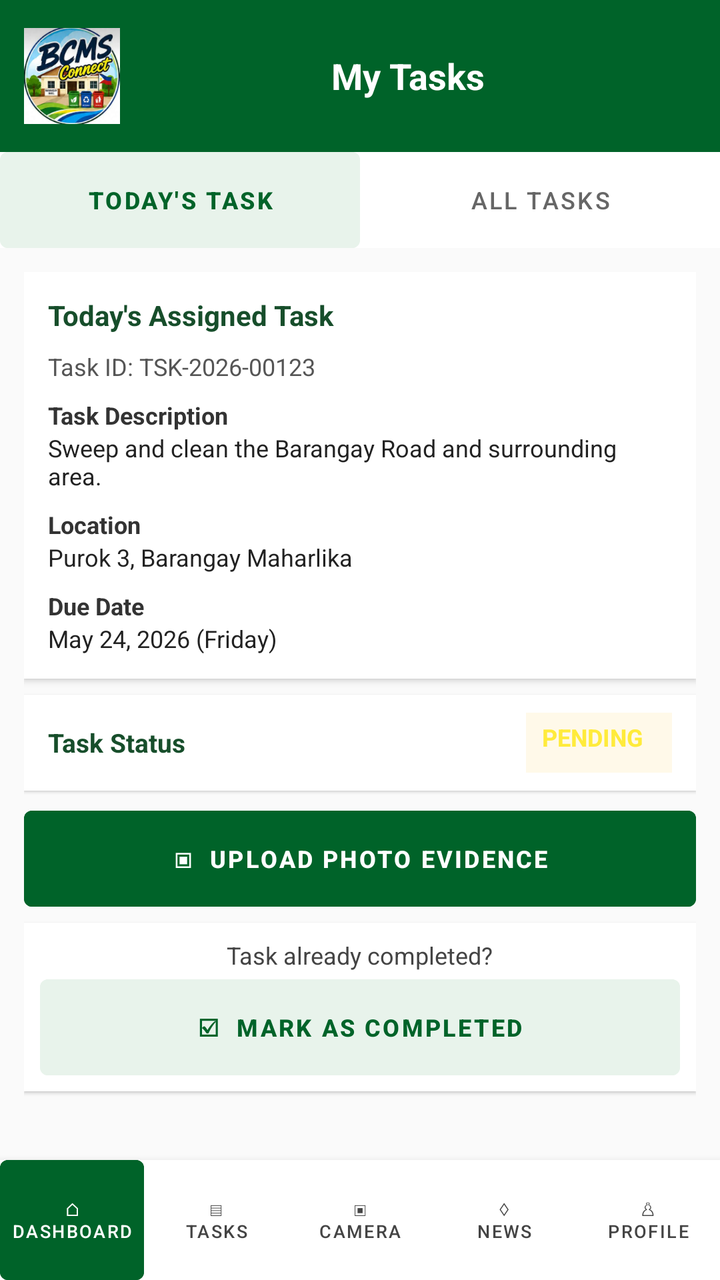
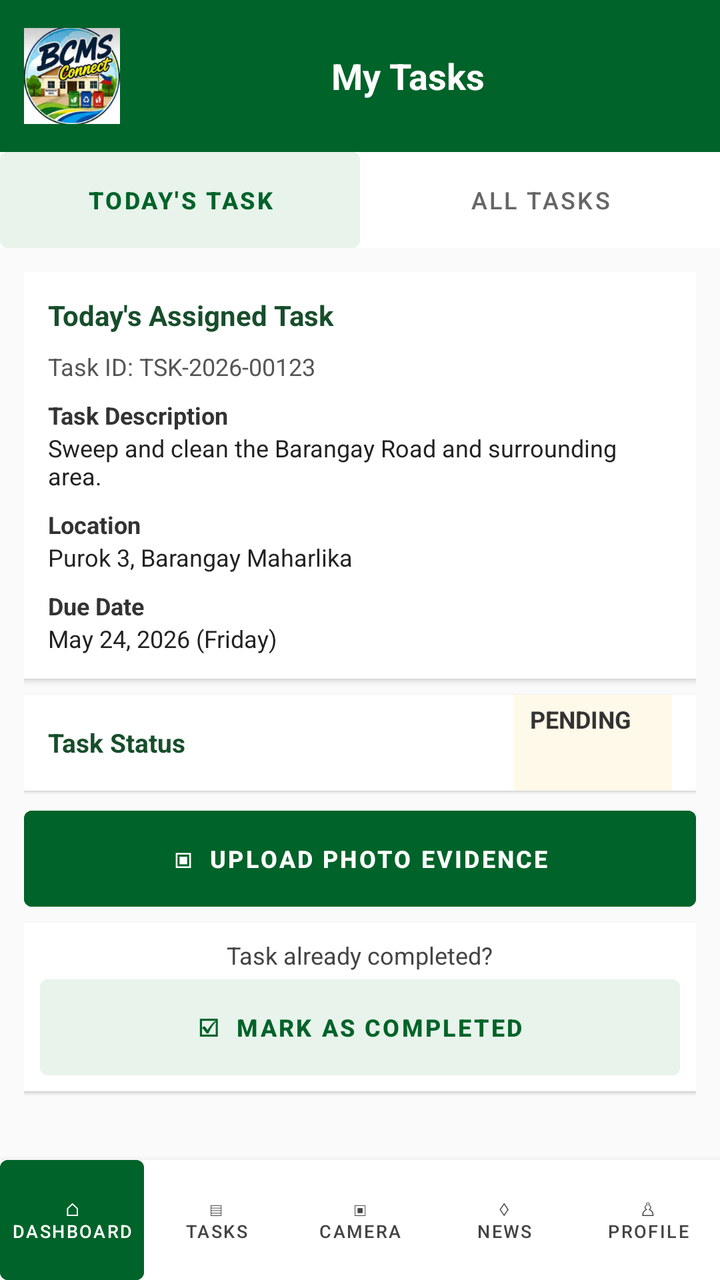

Before-and-after screenshots of an Android layout around one commit, followed by the original layout XML and the change that was made.
<!-- AndroidManifest.xml: application theme Theme.BCMSCONNECT -->
<!-- res/layout/activity_photo_submission.xml -->
<?xml version="1.0" encoding="utf-8"?>
<androidx.constraintlayout.widget.ConstraintLayout xmlns:android="http://schemas.android.com/apk/res/android"
    xmlns:app="http://schemas.android.com/apk/res-auto"
    xmlns:tools="http://schemas.android.com/tools"
    android:id="@+id/main"
    android:layout_width="match_parent"
    android:layout_height="match_parent"
    tools:context=".MainActivity">

    <LinearLayout
        android:layout_width="match_parent"
        android:layout_height="match_parent"
        android:orientation="vertical"
        android:background="#FFFFFF">

        <LinearLayout
            android:layout_width="match_parent"
            android:layout_height="76dp"
            android:orientation="horizontal"
            android:gravity="center_vertical"
            android:paddingHorizontal="12dp"
            android:background="#006329">

            <ImageView
                android:id="@+id/imgLogo"
                android:layout_width="48dp"
                android:layout_height="48dp"
                android:src="@drawable/bcms_logo"
                android:scaleType="fitCenter"
                android:contentDescription="BCMS Connect logo" />

            <TextView
                android:layout_width="0dp"
                android:layout_height="match_parent"
                android:layout_weight="1"
                android:gravity="center"
                android:text="My Tasks"
                android:textColor="#FFFFFF"
                android:textSize="18sp"
                android:textStyle="bold" />

        </LinearLayout>

        <LinearLayout
            android:layout_width="match_parent"
            android:layout_height="48dp"
            android:orientation="horizontal"
            android:background="#FFFFFF">

            <Button
                android:id="@+id/tabToday"
                android:layout_width="0dp"
                android:layout_height="match_parent"
                android:layout_weight="1"
                android:layout_margin="0dp"
                android:minWidth="0dp"
                android:minHeight="48dp"
                android:padding="0dp"
                android:insetTop="0dp"
                android:insetBottom="0dp"
                android:backgroundTint="#E8F3EB"
                android:text="Today's Task"
                android:textColor="#006329"
                android:textSize="12sp"
                android:textStyle="bold"
                android:stateListAnimator="@null" />

            <Button
                android:id="@+id/tabAll"
                android:layout_width="0dp"
                android:layout_height="match_parent"
                android:layout_weight="1"
                android:layout_margin="0dp"
                android:minWidth="0dp"
                android:minHeight="48dp"
                android:padding="0dp"
                android:insetTop="0dp"
                android:insetBottom="0dp"
                android:backgroundTint="#FFFFFF"
                android:text="All Tasks"
                android:textColor="#666666"
                android:textSize="12sp"
                android:stateListAnimator="@null" />
        </LinearLayout>

        <ScrollView
            android:layout_width="match_parent"
            android:layout_height="0dp"
            android:layout_weight="1"
            android:fillViewport="true"
            android:background="#FAFAFA">

            <LinearLayout
                android:layout_width="match_parent"
                android:layout_height="wrap_content"
                android:orientation="vertical"
                android:padding="12dp">

                <LinearLayout
                    android:layout_width="match_parent"
                    android:layout_height="wrap_content"
                    android:orientation="vertical"
                    android:padding="12dp"
                    android:background="#FFFFFF"
                    android:elevation="2dp">

                    <TextView
                        android:layout_width="match_parent"
                        android:layout_height="wrap_content"
                        android:text="Today's Assigned Task"
                        android:textColor="#174E2B"
                        android:textSize="14sp"
                        android:textStyle="bold"
                        android:layout_marginBottom="8dp" />

                    <TextView
                        android:layout_width="match_parent"
                        android:layout_height="wrap_content"
                        android:text="Task ID: TSK-2026-00123"
                        android:textColor="#555555"
                        android:textSize="12sp" />

                    <TextView
                        android:layout_width="match_parent"
                        android:layout_height="wrap_content"
                        android:layout_marginTop="8dp"
                        android:text="Task Description"
                        android:textColor="#333333"
                        android:textSize="12sp"
                        android:textStyle="bold" />

                    <LinearLayout
                        android:layout_width="match_parent"
                        android:layout_height="wrap_content"
                        android:orientation="horizontal"
                        android:gravity="center_vertical">

                        <LinearLayout
                            android:layout_width="0dp"
                            android:layout_height="wrap_content"
                            android:layout_weight="1"
                            android:orientation="vertical">

                            <TextView
                                android:layout_width="match_parent"
                                android:layout_height="wrap_content"
                                android:text="Sweep and clean the Barangay Road and surrounding area."
                                android:textColor="#222222"
                                android:textSize="12sp" />

                            <TextView
                                android:layout_width="match_parent"
                                android:layout_height="wrap_content"
                                android:layout_marginTop="8dp"
                                android:text="Location"
                                android:textColor="#333333"
                                android:textSize="12sp"
                                android:textStyle="bold" />

                            <TextView
                                android:layout_width="match_parent"
                                android:layout_height="wrap_content"
                                android:text="Purok 3, Barangay Maharlika"
                                android:textColor="#222222"
                                android:textSize="12sp" />

                            <TextView
                                android:layout_width="match_parent"
                                android:layout_height="wrap_content"
                                android:layout_marginTop="8dp"
                                android:text="Due Date"
                                android:textColor="#333333"
                                android:textSize="12sp"
                                android:textStyle="bold" />

                            <TextView
                                android:layout_width="match_parent"
                                android:layout_height="wrap_content"
                                android:text="May 24, 2026 (Friday)"
                                android:textColor="#222222"
                                android:textSize="12sp" />
                        </LinearLayout>

                    </LinearLayout>
                </LinearLayout>

                <LinearLayout
                    android:layout_width="match_parent"
                    android:layout_height="48dp"
                    android:layout_marginTop="8dp"
                    android:paddingHorizontal="12dp"
                    android:gravity="center_vertical"
                    android:orientation="horizontal"
                    android:background="#FFFFFF"
                    android:elevation="1dp">

                    <TextView
                        android:layout_width="0dp"
                        android:layout_height="wrap_content"
                        android:layout_weight="1"
                        android:text="Task Status"
                        android:textColor="#174E2B"
                        android:textStyle="bold"
                        android:textSize="13sp" />

                    <TextView
                        android:id="@+id/txtStatus"
                        android:layout_width="73dp"
                        android:layout_height="30dp"
                        android:background="#FFF9E9"
                        android:paddingHorizontal="8dp"
                        android:paddingVertical="4dp"
                        android:text="PENDING"
                        android:textColor="#FFEB3B"
                        android:textSize="12sp"
                        android:textStyle="bold" />
                </LinearLayout>

                <Button
                    android:id="@+id/btnUpload"
                    android:layout_width="match_parent"
                    android:layout_height="48dp"
                    android:layout_marginTop="10dp"
                    android:insetTop="0dp"
                    android:insetBottom="0dp"
                    android:text="▣  UPLOAD PHOTO EVIDENCE"
                    android:textColor="#FFFFFF"
                    android:textSize="12sp"
                    android:textStyle="bold"
                    android:backgroundTint="#006329"
                    android:stateListAnimator="@null" />

                <LinearLayout
                    android:layout_width="match_parent"
                    android:layout_height="wrap_content"
                    android:layout_marginTop="8dp"
                    android:padding="8dp"
                    android:gravity="center"
                    android:orientation="vertical"
                    android:background="#FFFFFF"
                    android:elevation="1dp">

                    <TextView
                        android:layout_width="wrap_content"
                        android:layout_height="wrap_content"
                        android:text="Task already completed?"
                        android:textColor="#444444"
                        android:textSize="12sp" />

                    <Button
                        android:id="@+id/btnComplete"
                        android:layout_width="match_parent"
                        android:layout_height="48dp"
                        android:layout_marginTop="4dp"
                        android:insetTop="0dp"
                        android:insetBottom="0dp"
                        android:text="☑  MARK AS COMPLETED"
                        android:textColor="#006329"
                        android:textSize="12sp"
                        android:textStyle="bold"
                        android:backgroundTint="#E8F3EB"
                        android:stateListAnimator="@null" />
                </LinearLayout>

            </LinearLayout>
        </ScrollView>

        <LinearLayout
            android:layout_width="match_parent"
            android:layout_height="60dp"
            android:orientation="horizontal"
            android:background="#FFFFFF"
            android:elevation="6dp">

            <Button
                android:id="@+id/navDashboard"
                android:layout_width="0dp"
                android:layout_height="match_parent"
                android:layout_weight="1"
                android:minWidth="0dp"
                android:minHeight="0dp"
                android:padding="2dp"
                android:insetTop="0dp"
                android:insetBottom="0dp"
                android:backgroundTint="#006329"
                android:text="⌂\nDashboard"
                android:textColor="#FFFFFF"
                android:textSize="9sp"
                android:gravity="center"
                android:stateListAnimator="@null" />

            <Button
                android:id="@+id/navTasks"
                android:layout_width="0dp"
                android:layout_height="match_parent"
                android:layout_weight="1"
                android:minWidth="0dp"
                android:minHeight="0dp"
                android:padding="2dp"
                android:insetTop="0dp"
                android:insetBottom="0dp"
                android:backgroundTint="#FFFFFF"
                android:text="▤\nTasks"
                android:textColor="#444444"
                android:textSize="9sp"
                android:gravity="center"
                android:stateListAnimator="@null" />

            <Button
                android:id="@+id/navCamera"
                android:layout_width="0dp"
                android:layout_height="match_parent"
                android:layout_weight="1"
                android:minWidth="0dp"
                android:minHeight="0dp"
                android:padding="2dp"
                android:insetTop="0dp"
                android:insetBottom="0dp"
                android:backgroundTint="#FFFFFF"
                android:text="▣\nCamera"
                android:textColor="#444444"
                android:textSize="9sp"
                android:gravity="center"
                android:stateListAnimator="@null" />

            <Button
                android:id="@+id/navAnnouncements"
                android:layout_width="0dp"
                android:layout_height="match_parent"
                android:layout_weight="1"
                android:minWidth="0dp"
                android:minHeight="0dp"
                android:padding="2dp"
                android:insetTop="0dp"
                android:insetBottom="0dp"
                android:backgroundTint="#FFFFFF"
                android:text="♢\nNews"
                android:textColor="#444444"
                android:textSize="9sp"
                android:gravity="center"
                android:stateListAnimator="@null" />

            <Button
                android:id="@+id/navProfile"
                android:layout_width="0dp"
                android:layout_height="match_parent"
                android:layout_weight="1"
                android:minWidth="0dp"
                android:minHeight="0dp"
                android:padding="2dp"
                android:insetTop="0dp"
                android:insetBottom="0dp"
                android:backgroundTint="#FFFFFF"
                android:text="♙\nProfile"
                android:textColor="#444444"
                android:textSize="9sp"
                android:gravity="center"
                android:stateListAnimator="@null" />

        </LinearLayout>

    </LinearLayout>
</androidx.constraintlayout.widget.ConstraintLayout>
<!-- resources referenced by this layout -->
<resources>
  <!-- drawable bcms_logo: png bitmap (drawable, 92682 bytes) -->
  <style name="Theme.BCMSCONNECT" parent="Theme.MaterialComponents.DayNight.DarkActionBar">
          
          <item name="colorPrimary">@color/purple_500</item>
          <item name="colorPrimaryVariant">@color/purple_700</item>
          <item name="colorOnPrimary">@color/white</item>
          
          <item name="colorSecondary">@color/teal_200</item>
          <item name="colorSecondaryVariant">@color/teal_700</item>
          <item name="colorOnSecondary">@color/black</item>
          
          <item name="android:statusBarColor">?attr/colorPrimaryVariant</item>
          
      </style>
  <color name="purple_500">#FF6200EE</color>
  <color name="purple_700">#FF3700B3</color>
  <color name="white">#FFFFFFFF</color>
  <color name="teal_200">#FF03DAC5</color>
  <color name="teal_700">#FF018786</color>
  <color name="black">#FF000000</color>
</resources>

<!-- the commit's change to res/layout/activity_photo_submission.xml (unified diff, before → after) -->
@@ -205,13 +205,13 @@
 
                     <TextView
                         android:id="@+id/txtStatus"
-                        android:layout_width="73dp"
-                        android:layout_height="30dp"
+                        android:layout_width="79dp"
+                        android:layout_height="48dp"
                         android:background="#FFF9E9"
                         android:paddingHorizontal="8dp"
                         android:paddingVertical="4dp"
                         android:text="PENDING"
-                        android:textColor="#FFEB3B"
+                        android:textColor="#333333"
                         android:textSize="12sp"
                         android:textStyle="bold" />
                 </LinearLayout>
